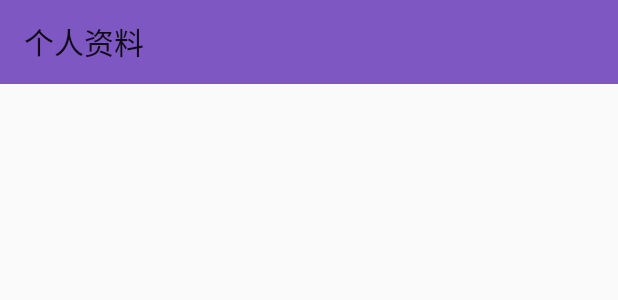
After one commit to dreamgyf/Dim, an Android app: the layout activity_user_info.xml on its own in the app's theme, with its tools: preview values and no code run, on a phone screen of 412 x 824 dp. The commit adds this screen. Shown: the top 300 px of the screen. Run offline under Robolectric (Android 15) with nearby library versions, the phone set to English and light mode, and no system bars.

Commit message:
实现头像显示的功能

```diff
--- a/app/src/main/AndroidManifest.xml
+++ b/app/src/main/AndroidManifest.xml
@@ -3,6 +3,8 @@
     package="com.dreamgyf.dim">
 
     <uses-permission android:name="android.permission.INTERNET" />
+    <uses-permission android:name="android.permission.READ_EXTERNAL_STORAGE" />
+    <uses-permission android:name="android.permission.WRITE_EXTERNAL_STORAGE" />
 
     <application
         android:allowBackup="true"
@@ -12,7 +14,8 @@
         android:supportsRtl="true"
         android:theme="@style/AppTheme"
         android:usesCleartextTraffic="true">
-        <activity android:name=".AddFriendOrGroupActivity"></activity>
+        <activity android:name=".UserInfoActivity"></activity>
+        <activity android:name=".AddFriendOrGroupActivity" />
         <activity
             android:name=".ChatActivity"
             android:windowSoftInputMode="adjustResize|stateHidden" />
--- a/app/src/main/java/com/dreamgyf/dim/LoginActivity.java
+++ b/app/src/main/java/com/dreamgyf/dim/LoginActivity.java
@@ -24,6 +24,7 @@ import com.dreamgyf.dim.entity.Message;
 import com.dreamgyf.dim.entity.User;
 import com.dreamgyf.dim.sharedpreferences.UserInfo;
 import com.dreamgyf.dim.utils.MqttTopicAnalyzer;
+import com.dreamgyf.dim.utils.PermissionsUtils;
 import com.dreamgyf.exception.MqttException;
 import com.dreamgyf.mqtt.MqttVersion;
 import com.dreamgyf.mqtt.client.MqttClient;
@@ -77,6 +78,7 @@ public class LoginActivity extends AppCompatActivity {
 
         initData();
 
+        PermissionsUtils.verifyStoragePermissions(this);
     }
 
     private void initData() {
--- a/app/src/main/java/com/dreamgyf/dim/adapter/ChatRecyclerViewAdapter.java
+++ b/app/src/main/java/com/dreamgyf/dim/adapter/ChatRecyclerViewAdapter.java
@@ -11,6 +11,7 @@ import androidx.annotation.NonNull;
 import androidx.recyclerview.widget.RecyclerView;
 
 import com.dreamgyf.dim.R;
+import com.dreamgyf.dim.asynctask.GetAvatarTask;
 import com.dreamgyf.dim.data.StaticData;
 import com.dreamgyf.dim.entity.Group;
 import com.dreamgyf.dim.entity.Message;
@@ -50,6 +51,9 @@ public class ChatRecyclerViewAdapter extends RecyclerView.Adapter<RecyclerView.V
             case Message.Type.RECEIVE_TEXT:
                 if(user != null) {
                     ((TextViewHolder) holder).message.setText(StaticData.friendMessageMap.get(user.getId()).get(position).getContent());
+                    //设置头像
+                    GetAvatarTask getAvatarTask = new GetAvatarTask(context,((TextViewHolder) holder).avatar);
+                    getAvatarTask.execute(user.getAvatarId());
                 }
                 else {
                     ((TextViewHolder) holder).message.setText(StaticData.groupMessageMap.get(group.getId()).get(position).getContent());
--- a/app/src/main/java/com/dreamgyf/dim/adapter/FriendRecyclerViewAdapter.java
+++ b/app/src/main/java/com/dreamgyf/dim/adapter/FriendRecyclerViewAdapter.java
@@ -13,6 +13,7 @@ import androidx.recyclerview.widget.RecyclerView;
 
 import com.dreamgyf.dim.ChatActivity;
 import com.dreamgyf.dim.R;
+import com.dreamgyf.dim.asynctask.GetAvatarTask;
 import com.dreamgyf.dim.data.StaticData;
 
 public class FriendRecyclerViewAdapter extends RecyclerView.Adapter<FriendRecyclerViewAdapter.ViewHolder> {
@@ -54,6 +55,9 @@ public class FriendRecyclerViewAdapter extends RecyclerView.Adapter<FriendRecycl
             username = StaticData.friendList.get(position).getUsername();
         }
         holder.name.setText(username);
+        //设置头像
+        GetAvatarTask getAvatarTask = new GetAvatarTask(context,holder.avatar);
+        getAvatarTask.execute(StaticData.friendList.get(position).getAvatarId());
         //点击事件
         holder.itemView.setOnClickListener((view) -> {
             Intent intent = new Intent(view.getContext(), ChatActivity.class);
--- a/app/src/main/java/com/dreamgyf/dim/adapter/MessagePageListViewAdapter.java
+++ b/app/src/main/java/com/dreamgyf/dim/adapter/MessagePageListViewAdapter.java
@@ -9,6 +9,7 @@ import android.widget.ImageView;
 import android.widget.TextView;
 
 import com.dreamgyf.dim.R;
+import com.dreamgyf.dim.asynctask.GetAvatarTask;
 import com.dreamgyf.dim.data.StaticData;
 import com.dreamgyf.dim.entity.Conversation;
 
@@ -73,6 +74,9 @@ public class MessagePageListViewAdapter extends BaseAdapter {
                 viewHolder.message.setText(username + ":" + conversation.getCurrentMessage());
             }
             else {
+                //设置头像
+                GetAvatarTask getAvatarTask = new GetAvatarTask(context,viewHolder.avatar);
+                getAvatarTask.execute(conversation.getUser().getAvatarId());
                 viewHolder.name.setText(username);
                 viewHolder.message.setText(conversation.getCurrentMessage());
             }
--- /dev/null
+++ b/app/src/main/res/layout/activity_user_info.xml
@@ -0,0 +1,21 @@
+<?xml version="1.0" encoding="utf-8"?>
+<androidx.constraintlayout.widget.ConstraintLayout xmlns:android="http://schemas.android.com/apk/res/android"
+    xmlns:app="http://schemas.android.com/apk/res-auto"
+    xmlns:tools="http://schemas.android.com/tools"
+    android:layout_width="match_parent"
+    android:layout_height="match_parent"
+    tools:context=".UserInfoActivity">
+
+    <androidx.appcompat.widget.Toolbar
+        android:id="@+id/toolbar"
+        android:layout_width="match_parent"
+        android:layout_height="wrap_content"
+        android:fitsSystemWindows="true"
+        app:title="个人资料"
+        android:background="@color/colorPrimary"
+        app:layout_constraintTop_toTopOf="parent"
+        app:popupTheme="@style/OverflowStyle">
+
+    </androidx.appcompat.widget.Toolbar>
+
+</androidx.constraintlayout.widget.ConstraintLayout>
--- a/app/src/main/res/layout/recycler_view_message_send_text_item.xml
+++ b/app/src/main/res/layout/recycler_view_message_send_text_item.xml
@@ -22,8 +22,7 @@
         android:layout_marginTop="10dp"
         android:layout_marginBottom="10dp"
         android:layout_marginLeft="10dp"
-        android:layout_marginRight="10dp"
-        android:src="@drawable/ic_send"/>
+        android:layout_marginRight="10dp"/>
 
 
 </LinearLayout>
```
Also changed, not shown: app/src/main/java/com/dreamgyf/dim/AddFriendOrGroupActivity.java (+13 -1 lines), app/src/main/java/com/dreamgyf/dim/UserInfoActivity.java (added, +39 -0 lines), app/src/main/java/com/dreamgyf/dim/adapter/SearchFriendListViewAdapter.java (+9 -3 lines), app/src/main/java/com/dreamgyf/dim/asynctask/GetAvatarTask.java (added, +58 -0 lines), app/src/main/java/com/dreamgyf/dim/entity/User.java (+10 -0 lines), app/src/main/java/com/dreamgyf/dim/utils/BitmapUtils.java (added, +16 -0 lines), app/src/main/java/com/dreamgyf/dim/utils/CacheUtils.java (added, +53 -0 lines), app/src/main/java/com/dreamgyf/dim/utils/PermissionsUtils.java (added, +27 -0 lines).
